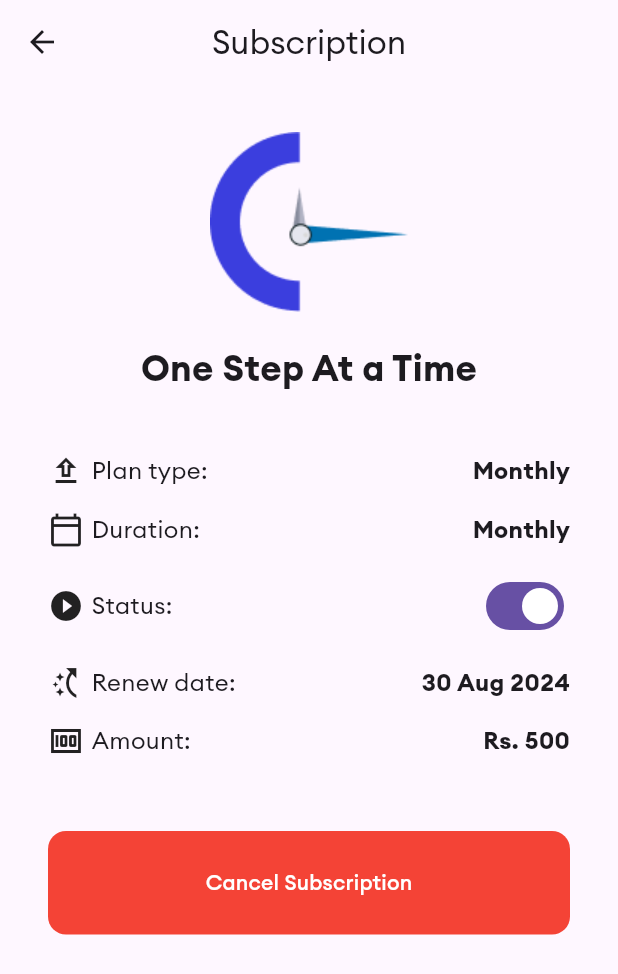
After one commit to rajat-github-2001/one-at-a-time, a Flutter app: the SubscriptionScreen screen opened by its route, on a phone screen of 412 x 824 dp. The commit adds this screen. Shown: the top 974 px of the screen. Run offline on Flutter 3.47's test engine with Material 3 defaults, Android fonts, the light colour scheme and no system bars; our stand-ins replace emoji_picker_flutter, flutter_secure_storage, shared_preferences; missing offline and left inert: fonepay_flutter; accounts and stored records are empty.

Commit message:
Subscription status page added"

```diff
--- a/lib/main.dart
+++ b/lib/main.dart
@@ -16,6 +16,7 @@ import './screens/authentication/signup.dart';
 import 'screens/profile_screen.dart';
 import './screens/payment_screen.dart';
 import './screens//payment_success_screen.dart';
+import './screens/subscription_detail_screen.dart';
 
 void main() {
   runApp(const MyApp());
@@ -51,6 +52,7 @@ class MyApp extends StatelessWidget {
           '/moods': (context) => const AllMoodsPage(),
           '/payment': (context) => const PaymentScreen(),
           '/payment-success': (context) => const PaymentSuccessScreen(),
+          '/subscription': (context) => const SubscriptionScreen(),
         },
         debugShowCheckedModeBanner: false,
         theme: ThemeData(fontFamily: 'Euclid Circular A'),
--- /dev/null
+++ b/lib/screens/subscription_detail_screen.dart
@@ -0,0 +1,195 @@
+import 'package:flutter/material.dart';
+import 'package:shared_preferences/shared_preferences.dart';
+
+class SubscriptionScreen extends StatelessWidget {
+  const SubscriptionScreen({super.key});
+
+  Future<Map<String, String>> _loadSubscriptionDetails() async {
+    final prefs = await SharedPreferences.getInstance();
+    final planType = prefs.getString('selectedPlan') ?? 'Monthly';
+    return {
+      'planType': planType,
+      'duration': planType == 'Monthly' ? 'Monthly' : 'Annual',
+      'renewalDate': planType == 'Monthly' ? '30 Aug 2024' : '29 July 2025',
+      'amount': planType == 'Monthly' ? 'Rs. 500' : 'Rs. 5000',
+    };
+  }
+
+  @override
+  Widget build(BuildContext context) {
+    return Scaffold(
+      appBar: AppBar(
+        title: const Text(
+          'Subscription',
+          textAlign: TextAlign.center,
+        ),
+        centerTitle: true,
+      ),
+      body: FutureBuilder<Map<String, String>>(
+        future: _loadSubscriptionDetails(),
+        builder: (context, snapshot) {
+          if (snapshot.connectionState == ConnectionState.waiting) {
+            return const Center(child: CircularProgressIndicator());
+          } else if (snapshot.hasError) {
+            return const Center(
+                child: Text('Error loading subscription details'));
+          } else {
+            final subscriptionDetails = snapshot.data!;
+            return Padding(
+              padding: const EdgeInsets.all(16.0),
+              child: Column(
+                crossAxisAlignment: CrossAxisAlignment.center,
+                children: [
+                  const SizedBox(height: 16),
+                  Image.asset('assets/images/logo-sample.png'),
+                  const SizedBox(height: 20),
+                  const Text(
+                    'One Step At a Time',
+                    style: TextStyle(
+                      fontSize: 24,
+                      fontWeight: FontWeight.bold,
+                    ),
+                  ),
+                  const SizedBox(height: 24),
+                  Container(
+                    padding: const EdgeInsets.all(16),
+                    child: Column(
+                      crossAxisAlignment: CrossAxisAlignment.start,
+                      children: [
+                        Row(
+                          mainAxisAlignment: MainAxisAlignment.spaceBetween,
+                          children: [
+                            Row(
+                              children: [
+                                Icon(Icons.upload_outlined),
+                                SizedBox(width: 5,),
+                                const Text('Plan type: ',
+                                    style: TextStyle(fontSize: 16)),
+                              ],
+                            ),
+                            Text(subscriptionDetails['planType']!,
+                                style: const TextStyle(
+                                    fontSize: 16, fontWeight: FontWeight.bold)),
+                          ],
+                        ),
+                        const SizedBox(height: 15),
+                        Row(
+                          mainAxisAlignment: MainAxisAlignment.spaceBetween,
+                          children: [
+                            Row(
+                              children: [
+                                Icon(Icons.calendar_today_outlined),
+                                SizedBox(width: 5,),
+                                const Text('Duration: ',
+                                    style: TextStyle(fontSize: 16)),
+                              ],
+                            ),
+                            Text(subscriptionDetails['duration']!,
+                                style: const TextStyle(
+                                    fontSize: 16, fontWeight: FontWeight.bold)),
+                          ],
+                        ),
+                        const SizedBox(height: 15),
+                        Row(
+                          mainAxisAlignment: MainAxisAlignment.spaceBetween,
+                          children: [
+                           Row(
+                              children: [
+                                Icon(Icons.play_circle_fill_outlined),
+                                SizedBox(width: 5,),
+                                const Text('Status: ',
+                                    style: TextStyle(fontSize: 16)),
+                              ],
+                            ),
+                            Switch(value: true, onChanged: (_) {}),
+                          ],
+                        ),
+                        const SizedBox(height: 15),
+                        Row(
+                          mainAxisAlignment: MainAxisAlignment.spaceBetween,
+                          children: [
+                            Row(
+                              children: [
+                                Icon(Icons.switch_access_shortcut),
+                                SizedBox(width: 5,),
+                                const Text('Renew date: ',
+                                    style: TextStyle(fontSize: 16)),
+                              ],
+                            ),
+                            Text(subscriptionDetails['renewalDate']!,
+                                style: const TextStyle(
+                                    fontSize: 16, fontWeight: FontWeight.bold)),
+                          ],
+                        ),
+                        const SizedBox(height: 15),
+                        Row(
+                          mainAxisAlignment: MainAxisAlignment.spaceBetween,
+                          children: [
+                            Row(
+                              children: [
+                                Icon(Icons.money),
+                                SizedBox(width: 5,),
+                                const Text('Amount: ',
+                                    style: TextStyle(fontSize: 16)),
+                              ],
+                            ),
+                            Text(subscriptionDetails['amount']!,
+                                style: const TextStyle(
+                                    fontSize: 16, fontWeight: FontWeight.bold)),
+                          ],
+                        ),
+                      ],
+                    ),
+                  ),
+                  const SizedBox(height: 32),
+                  ElevatedButton(
+                    onPressed: () {
+                      // Add your cancel subscription logic here
+                    },
+                    style: ElevatedButton.styleFrom(
+                        backgroundColor: Colors.red,
+                        padding: const EdgeInsets.symmetric(
+                            horizontal: 24, vertical: 12),
+                        shape: RoundedRectangleBorder(
+                          borderRadius: BorderRadius.circular(12),
+                        ),
+                        elevation: 0),
+                    child: Container(
+                      width: 300,
+                      height: 45,
+                      padding: const EdgeInsets.symmetric(
+                          horizontal: 24, vertical: 12),
+                      decoration: ShapeDecoration(
+                        color: Colors.red,
+                        shape: RoundedRectangleBorder(
+                          borderRadius: BorderRadius.circular(12.0),
+                        ),
+                      ),
+                      child: const Row(
+                        mainAxisSize: MainAxisSize.min,
+                        mainAxisAlignment: MainAxisAlignment.center,
+                        crossAxisAlignment: CrossAxisAlignment.center,
+                        children: [
+                          Text(
+                            'Cancel Subscription',
+                            style: TextStyle(
+                              color: Colors.white,
+                              fontSize: 14,
+                              fontFamily: 'Euclid Circular A',
+                              fontWeight: FontWeight.w500,
+                              letterSpacing: 0.17,
+                            ),
+                          ),
+                        ],
+                      ),
+                    ),
+                  ),
+                ],
+              ),
+            );
+          }
+        },
+      ),
+    );
+  }
+}
--- a/pubspec.yaml
+++ b/pubspec.yaml
@@ -32,6 +32,7 @@ dependencies:
     sdk: flutter
   http: ^1.2.1
   flutter_secure_storage: ^9.2.2
+  shared_preferences: ^2.0.0
 
 
   # The following adds the Cupertino Icons font to your application.
```
Also changed, not shown: lib/screens/payment_screen.dart (+61 -39 lines), pubspec.lock.
